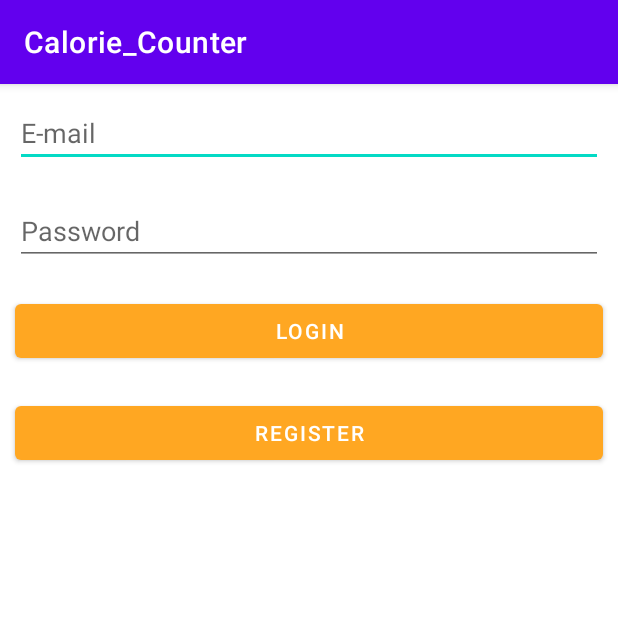
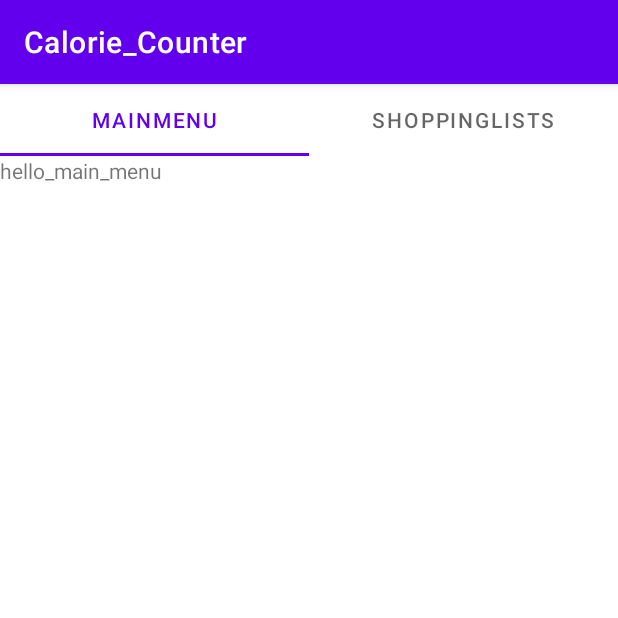
Before and after one commit to AmirAbu-Almajd/Calorie-Counter, an Android app: the screen it shows after launch (loginMenu before the commit, mainTabs after it), after a tap on "LOGIN", on a phone screen of 412 x 824 dp, the top half of it. Run offline under Robolectric (Android 15) with nearby library versions, the light colour scheme and no system bars; 1 statement that could not run was skipped.

Commit message:
Fragments

```diff
--- a/app/build.gradle
+++ b/app/build.gradle
@@ -34,6 +34,7 @@ dependencies {
     implementation 'com.google.android.material:material:1.3.0'
     implementation 'androidx.constraintlayout:constraintlayout:2.0.4'
     implementation 'com.squareup.okhttp3:okhttp:4.9.1'
+    implementation 'androidx.legacy:legacy-support-v4:1.0.0'
     testImplementation 'junit:junit:4.+'
     androidTestImplementation 'androidx.test.ext:junit:1.1.2'
     androidTestImplementation 'androidx.test.espresso:espresso-core:3.3.0'
--- a/app/src/main/java/com/example/calorie_counter/Database.java
+++ b/app/src/main/java/com/example/calorie_counter/Database.java
@@ -28,6 +28,8 @@ public class Database extends SQLiteOpenHelper {
     @Override
     public void onUpgrade(SQLiteDatabase db, int oldVersion, int newVersion) {
         db.execSQL("drop table if exists users");
+        db.execSQL("drop table if exists user_meals");
+        db.execSQL("drop table if exists user_lists");
         onCreate(db);
     }
 
--- /dev/null
+++ b/app/src/main/java/com/example/calorie_counter/MainMenuFragment.java
@@ -0,0 +1,65 @@
+package com.example.calorie_counter;
+
+import android.os.Bundle;
+
+import androidx.fragment.app.Fragment;
+
+import android.view.LayoutInflater;
+import android.view.View;
+import android.view.ViewGroup;
+
+/**
+ * A simple {@link Fragment} subclass.
+ * Use the {@link MainMenuFragment#newInstance} factory method to
+ * create an instance of this fragment.
+ */
+public class MainMenuFragment extends Fragment {
+
+    // TODO: Rename parameter arguments, choose names that match
+    // the fragment initialization parameters, e.g. ARG_ITEM_NUMBER
+    private static final String ARG_PARAM1 = "param1";
+    private static final String ARG_PARAM2 = "param2";
+
+    // TODO: Rename and change types of parameters
+    private String mParam1;
+    private String mParam2;
+
+    public MainMenuFragment() {
+        // Required empty public constructor
+    }
+
+    /**
+     * Use this factory method to create a new instance of
+     * this fragment using the provided parameters.
+     *
+     * @param param1 Parameter 1.
+     * @param param2 Parameter 2.
+     * @return A new instance of fragment MainMenuFragment.
+     */
+    // TODO: Rename and change types and number of parameters
+    public static MainMenuFragment newInstance(String param1, String param2) {
+        MainMenuFragment fragment = new MainMenuFragment();
+        Bundle args = new Bundle();
+        args.putString(ARG_PARAM1, param1);
+        args.putString(ARG_PARAM2, param2);
+        fragment.setArguments(args);
+        return fragment;
+    }
+
+    @Override
+    public void onCreate(Bundle savedInstanceState) {
+        super.onCreate(savedInstanceState);
+        if (getArguments() != null) {
+            mParam1 = getArguments().getString(ARG_PARAM1);
+            mParam2 = getArguments().getString(ARG_PARAM2);
+        }
+    }
+
+    @Override
+    public View onCreateView(LayoutInflater inflater, ViewGroup container,
+                             Bundle savedInstanceState) {
+        // Inflate the layout for this fragment
+        View rootView=inflater.inflate(R.layout.fragment_main_menu, container, false);
+        return rootView;
+    }
+}
--- /dev/null
+++ b/app/src/main/java/com/example/calorie_counter/ShoppingListFragment.java
@@ -0,0 +1,65 @@
+package com.example.calorie_counter;
+
+import android.os.Bundle;
+
+import androidx.fragment.app.Fragment;
+
+import android.view.LayoutInflater;
+import android.view.View;
+import android.view.ViewGroup;
+
+/**
+ * A simple {@link Fragment} subclass.
+ * Use the {@link ShoppingListFragment#newInstance} factory method to
+ * create an instance of this fragment.
+ */
+public class ShoppingListFragment extends Fragment {
+
+    // TODO: Rename parameter arguments, choose names that match
+    // the fragment initialization parameters, e.g. ARG_ITEM_NUMBER
+    private static final String ARG_PARAM1 = "param1";
+    private static final String ARG_PARAM2 = "param2";
+
+    // TODO: Rename and change types of parameters
+    private String mParam1;
+    private String mParam2;
+
+    public ShoppingListFragment() {
+        // Required empty public constructor
+    }
+
+    /**
+     * Use this factory method to create a new instance of
+     * this fragment using the provided parameters.
+     *
+     * @param param1 Parameter 1.
+     * @param param2 Parameter 2.
+     * @return A new instance of fragment ShoppingListFragment.
+     */
+    // TODO: Rename and change types and number of parameters
+    public static ShoppingListFragment newInstance(String param1, String param2) {
+        ShoppingListFragment fragment = new ShoppingListFragment();
+        Bundle args = new Bundle();
+        args.putString(ARG_PARAM1, param1);
+        args.putString(ARG_PARAM2, param2);
+        fragment.setArguments(args);
+        return fragment;
+    }
+
+    @Override
+    public void onCreate(Bundle savedInstanceState) {
+        super.onCreate(savedInstanceState);
+        if (getArguments() != null) {
+            mParam1 = getArguments().getString(ARG_PARAM1);
+            mParam2 = getArguments().getString(ARG_PARAM2);
+        }
+    }
+
+    @Override
+    public View onCreateView(LayoutInflater inflater, ViewGroup container,
+                             Bundle savedInstanceState) {
+        // Inflate the layout for this fragment
+        View rootView=inflater.inflate(R.layout.fragment_shopping_list, container, false);
+        return rootView;
+    }
+}
--- /dev/null
+++ b/app/src/main/java/com/example/calorie_counter/SimpleFragmentPagerAdapter.java
@@ -0,0 +1,49 @@
+package com.example.calorie_counter;
+
+import androidx.annotation.NonNull;
+import androidx.annotation.Nullable;
+import androidx.fragment.app.Fragment;
+import androidx.fragment.app.FragmentManager;
+import androidx.fragment.app.FragmentPagerAdapter;
+
+import org.jetbrains.annotations.NotNull;
+
+public class SimpleFragmentPagerAdapter extends FragmentPagerAdapter {
+
+    public SimpleFragmentPagerAdapter(FragmentManager fm)
+    {
+        super(fm);
+    }
+    @NonNull
+    @NotNull
+    @Override
+    public Fragment getItem(int position) {
+        switch (position)
+        {
+            case 0:
+                return new MainMenuFragment();
+            case 1:
+                return new ShoppingListFragment();
+        }
+        return null;
+    }
+
+    @Override
+    public int getCount() {
+        return 2;
+    }
+
+    @Nullable
+    @org.jetbrains.annotations.Nullable
+    @Override
+    public CharSequence getPageTitle(int position) {
+        switch (position)
+        {
+            case 0:
+                return "MainMenu";
+            case 1:
+                return "ShoppingLists";
+        }
+        return super.getPageTitle(position);
+    }
+}
--- a/app/src/main/java/com/example/calorie_counter/loginMenu.java
+++ b/app/src/main/java/com/example/calorie_counter/loginMenu.java
@@ -44,6 +44,8 @@ public class loginMenu extends AppCompatActivity {
             public void onClick(View v) {
                 int id = db.signIn(emailtxt.getText().toString(),password.getText().toString());
                 Toast.makeText(getApplicationContext(),id+"",Toast.LENGTH_LONG).show();
+                Intent i = new Intent(loginMenu.this,mainTabs.class);
+                startActivity(i);
             }
         });
         registerBtn.setOnClickListener(new View.OnClickListener() {
--- /dev/null
+++ b/app/src/main/java/com/example/calorie_counter/mainTabs.java
@@ -0,0 +1,22 @@
+package com.example.calorie_counter;
+
+import androidx.appcompat.app.AppCompatActivity;
+import androidx.viewpager.widget.ViewPager;
+
+import android.os.Bundle;
+
+import com.google.android.material.tabs.TabLayout;
+
+public class mainTabs extends AppCompatActivity {
+
+    @Override
+    protected void onCreate(Bundle savedInstanceState) {
+        super.onCreate(savedInstanceState);
+        setContentView(R.layout.activity_main_tabs);
+
+        ViewPager viewPager=findViewById(R.id.ViewPager1);
+        viewPager.setAdapter(new SimpleFragmentPagerAdapter(getSupportFragmentManager()));
+        TabLayout tabLayout=(TabLayout)findViewById(R.id.TabLayout1);
+        tabLayout.setupWithViewPager(viewPager);
+    }
+}
--- a/app/src/main/java/com/example/calorie_counter/registerationMenu.java
+++ b/app/src/main/java/com/example/calorie_counter/registerationMenu.java
@@ -2,6 +2,7 @@ package com.example.calorie_counter;
 
 import androidx.appcompat.app.AppCompatActivity;
 
+import android.content.Intent;
 import android.os.Bundle;
 import android.util.Log;
 import android.view.View;
@@ -47,6 +48,8 @@ public class registerationMenu extends AppCompatActivity {
                 Log.e("Calories : ", calorie_calculation+"");
                 db.createUser(nametxt.getText().toString(), emailtxt.getText().toString(), passwordtxt.getText().toString(),
                         age, height, weight, genderBtn.getText().toString(), calorie_calculation);
+                Intent i = new Intent(registerationMenu.this,mainTabs.class);
+                startActivity(i);
             }
         });
 
--- /dev/null
+++ b/app/src/main/res/layout/activity_main_tabs.xml
@@ -0,0 +1,35 @@
+<?xml version="1.0" encoding="utf-8"?>
+<androidx.constraintlayout.widget.ConstraintLayout xmlns:android="http://schemas.android.com/apk/res/android"
+    xmlns:app="http://schemas.android.com/apk/res-auto"
+    xmlns:tools="http://schemas.android.com/tools"
+    android:layout_width="match_parent"
+    android:layout_height="match_parent"
+    tools:context=".mainTabs">
+
+    <androidx.viewpager.widget.ViewPager
+        android:id="@+id/ViewPager1"
+        android:layout_width="match_parent"
+        android:layout_height="match_parent" >
+
+        <com.google.android.material.tabs.TabLayout
+            android:id="@+id/TabLayout1"
+            android:layout_width="match_parent"
+            android:layout_height="wrap_content">
+
+            <com.google.android.material.tabs.TabItem
+                android:layout_width="wrap_content"
+                android:layout_height="wrap_content"
+                android:text="Monday" />
+
+            <com.google.android.material.tabs.TabItem
+                android:layout_width="wrap_content"
+                android:layout_height="wrap_content"
+                android:text="Tuesday" />
+
+            <com.google.android.material.tabs.TabItem
+                android:layout_width="wrap_content"
+                android:layout_height="wrap_content"
+                android:text="Wednesday" />
+        </com.google.android.material.tabs.TabLayout>
+    </androidx.viewpager.widget.ViewPager>
+</androidx.constraintlayout.widget.ConstraintLayout>
--- /dev/null
+++ b/app/src/main/res/layout/fragment_main_menu.xml
@@ -0,0 +1,14 @@
+<?xml version="1.0" encoding="utf-8"?>
+<FrameLayout xmlns:android="http://schemas.android.com/apk/res/android"
+    xmlns:tools="http://schemas.android.com/tools"
+    android:layout_width="match_parent"
+    android:layout_height="match_parent"
+    tools:context=".MainMenuFragment">
+
+    <!-- TODO: Update blank fragment layout -->
+    <TextView
+        android:layout_width="match_parent"
+        android:layout_height="match_parent"
+        android:text="hello_main_menu" />
+
+</FrameLayout>
--- a/app/src/main/res/values/strings.xml
+++ b/app/src/main/res/values/strings.xml
@@ -1,3 +1,5 @@
 <resources>
     <string name="app_name">Calorie_Counter</string>
+    <!-- TODO: Remove or change this placeholder text -->
+    <string name="hello_blank_fragment">Hello blank fragment</string>
 </resources>
--- a/build.gradle
+++ b/build.gradle
@@ -5,7 +5,7 @@ buildscript {
         jcenter()
     }
     dependencies {
-        classpath "com.android.tools.build:gradle:4.1.1"
+        classpath 'com.android.tools.build:gradle:4.2.1'
 
         // NOTE: Do not place your application dependencies here; they belong
         // in the individual module build.gradle files
```
Also changed, not shown: app/src/main/AndroidManifest.xml (+4 -3 lines), app/src/main/res/layout/fragment_shopping_list.xml (added, +14 -0 lines), gradle/wrapper/gradle-wrapper.properties.
